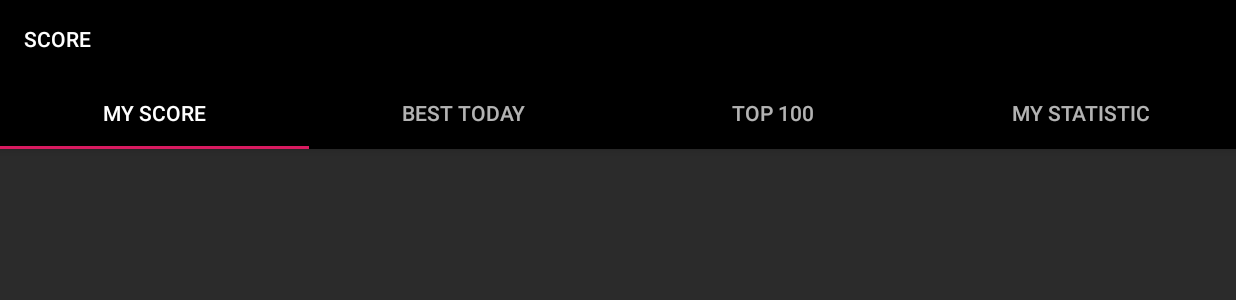
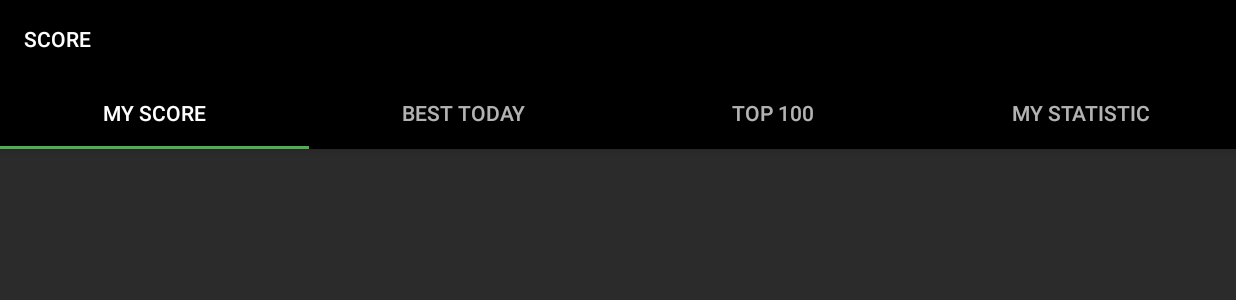
Before and after one commit to hajeklu/FIMSnake, an Android app: the screen it shows after launch (TapScore), after a tap on an icon or button, on a phone screen of 824 x 412 dp (held sideways). Shown: the top 300 px of the screen. Run offline under Robolectric (Android 15) with nearby library versions, the phone set to English and light mode, and no system bars; our stand-ins replace AdMob, Firebase (no records; nobody signed in at launch, a user with empty details on screens opened directly); libraries missing offline, so code that uses them is left out: android.arch.core, android.support.v7; 3 statements that could not run were skipped.

Commit message:
Tab score

```diff
--- a/app/src/main/java/cz/uhk/fimsnake/activity/TapScore.java
+++ b/app/src/main/java/cz/uhk/fimsnake/activity/TapScore.java
@@ -25,12 +25,6 @@ public class TapScore extends AppCompatActivity {
         TabLayout tabs = findViewById(R.id.tabs);
         tabs.setupWithViewPager(viewPager);
 
-        RecyclerView recyclerView = findViewById(R.id.my_recycler_view);
-        System.out.println(recyclerView);
-        Cache cache = MemoryCache.getInstance();
-        RecyclerViewAdapter recyclerViewAdapter = new RecyclerViewAdapter(getApplicationContext(), cache.getAllScore());
-        recyclerView.setAdapter(recyclerViewAdapter);
-        recyclerView.setLayoutManager(new LinearLayoutManager(this));
 
     }
 }
--- a/app/src/main/java/cz/uhk/fimsnake/activity/ui/main/PlaceholderFragment.java
+++ b/app/src/main/java/cz/uhk/fimsnake/activity/ui/main/PlaceholderFragment.java
@@ -1,6 +1,8 @@
 package cz.uhk.fimsnake.activity.ui.main;
 
 import android.os.Bundle;
+import android.support.v7.widget.LinearLayoutManager;
+import android.support.v7.widget.RecyclerView;
 import android.view.LayoutInflater;
 import android.view.View;
 import android.view.ViewGroup;
@@ -9,6 +11,8 @@ import android.support.v4.app.Fragment;
 import android.arch.lifecycle.ViewModelProviders;
 
 import cz.uhk.fimsnake.R;
+import cz.uhk.fimsnake.dbs.Cache;
+import cz.uhk.fimsnake.dbs.MemoryCache;
 
 
 public class PlaceholderFragment extends Fragment {
@@ -41,6 +45,14 @@ public class PlaceholderFragment extends Fragment {
             @NonNull LayoutInflater inflater, ViewGroup container,
             Bundle savedInstanceState) {
         View root = inflater.inflate(R.layout.fragment_tap_score, container, false);
+
+
+        RecyclerView recyclerView = root.findViewById(R.id.my_recycler_view1);
+        System.out.println(recyclerView);
+        Cache cache = MemoryCache.getInstance();
+        RecyclerViewAdapter recyclerViewAdapter = new RecyclerViewAdapter(getContext(), cache.getAllScore());
+        recyclerView.setAdapter(recyclerViewAdapter);
+        recyclerView.setLayoutManager(new LinearLayoutManager(getContext()));
         return root;
     }
 }
--- a/app/src/main/java/cz/uhk/fimsnake/activity/ui/main/RecyclerViewAdapter.java
+++ b/app/src/main/java/cz/uhk/fimsnake/activity/ui/main/RecyclerViewAdapter.java
@@ -42,7 +42,7 @@ public class RecyclerViewAdapter extends RecyclerView.Adapter<RecyclerViewAdapte
 
         viewHolder.date.setText(scores.get(i).getDate().toString());
         viewHolder.alias.setText(scores.get(i).getUserAlias());
-        viewHolder.score.setText(scores.get(i).getScore());
+        viewHolder.score.setText(scores.get(i).getScore()+"");
 
     }
 
--- a/app/src/main/java/cz/uhk/fimsnake/activity/ui/main/SectionsPagerAdapter.java
+++ b/app/src/main/java/cz/uhk/fimsnake/activity/ui/main/SectionsPagerAdapter.java
@@ -6,11 +6,12 @@ import android.support.annotation.StringRes;
 import android.support.v4.app.Fragment;
 import android.support.v4.app.FragmentManager;
 import android.support.v4.app.FragmentPagerAdapter;
+import android.support.v4.app.FragmentStatePagerAdapter;
 
 import cz.uhk.fimsnake.R;
 
 
-public class SectionsPagerAdapter extends FragmentPagerAdapter {
+public class SectionsPagerAdapter extends FragmentStatePagerAdapter {
 
     @StringRes
     private static final int[] TAB_TITLES = new int[]{R.string.tab_text_1_myScore, R.string.tab_text_2_dayBest, R.string.tab_text_3_first100, R.string.tab_text_4_myStatistic};
--- a/app/src/main/java/cz/uhk/fimsnake/dbs/FireBase.java
+++ b/app/src/main/java/cz/uhk/fimsnake/dbs/FireBase.java
@@ -78,7 +78,6 @@ public class FireBase implements IDAO {
 
                                 int value = documentSnapshot.getLong("score").intValue();
                                 Date date = documentSnapshot.getDate("date");
-
                                 Score s = new Score();
                                 s.setUserAlias(alias);
                                 s.setScore(value);
--- a/app/src/main/java/cz/uhk/fimsnake/dbs/MemoryCache.java
+++ b/app/src/main/java/cz/uhk/fimsnake/dbs/MemoryCache.java
@@ -1,4 +1,6 @@
 package cz.uhk.fimsnake.dbs;
+
+import android.util.Log;
 
 import java.util.ArrayList;
 import java.util.List;
@@ -33,10 +35,12 @@ public class MemoryCache implements Cache {
     @Override
     public void add(Score score) {
         scores.add(score);
+        Log.d("CACHE", "Added to cache size: " + scores.size());
     }
 
     @Override
     public void clear() {
+        Log.d("CACHE", "Cache clear");
         scores.clear();
     }
 }
--- a/app/src/main/java/cz/uhk/fimsnake/model/user/Score.java
+++ b/app/src/main/java/cz/uhk/fimsnake/model/user/Score.java
@@ -1,4 +1,6 @@
 package cz.uhk.fimsnake.model.user;
+
+import com.google.firebase.firestore.Exclude;
 
 import java.util.Date;
 
@@ -8,6 +10,8 @@ public class Score {
 
     private int score;
     private Date date;
+
+    @Exclude
     private String userAlias;
 
     public String getUserAlias() {
--- a/app/src/main/res/layout/fragment_tap_score.xml
+++ b/app/src/main/res/layout/fragment_tap_score.xml
@@ -23,7 +23,7 @@
 -->
 
     <android.support.v7.widget.RecyclerView
-        android:id="@+id/my_recycler_view"
+        android:id="@+id/my_recycler_view1"
         android:scrollbars="vertical"
         android:layout_width="match_parent"
         android:layout_height="match_parent"
--- a/app/src/main/res/values/colors.xml
+++ b/app/src/main/res/values/colors.xml
@@ -3,5 +3,6 @@
     <color name="colorPrimary">#000000</color>
     <color name="colorPrimaryLight">#2b2b2b</color>
     <color name="colorPrimaryDark">#00574B</color>
-    <color name="colorAccent">#D81B60</color>
+    <color name="colorAccent">#4CAF50</color>
+    <color name="white">#ffffff</color>
 </resources>
```
Also changed, not shown: app/src/main/res/layout/score_item.xml (+7 -2 lines).
